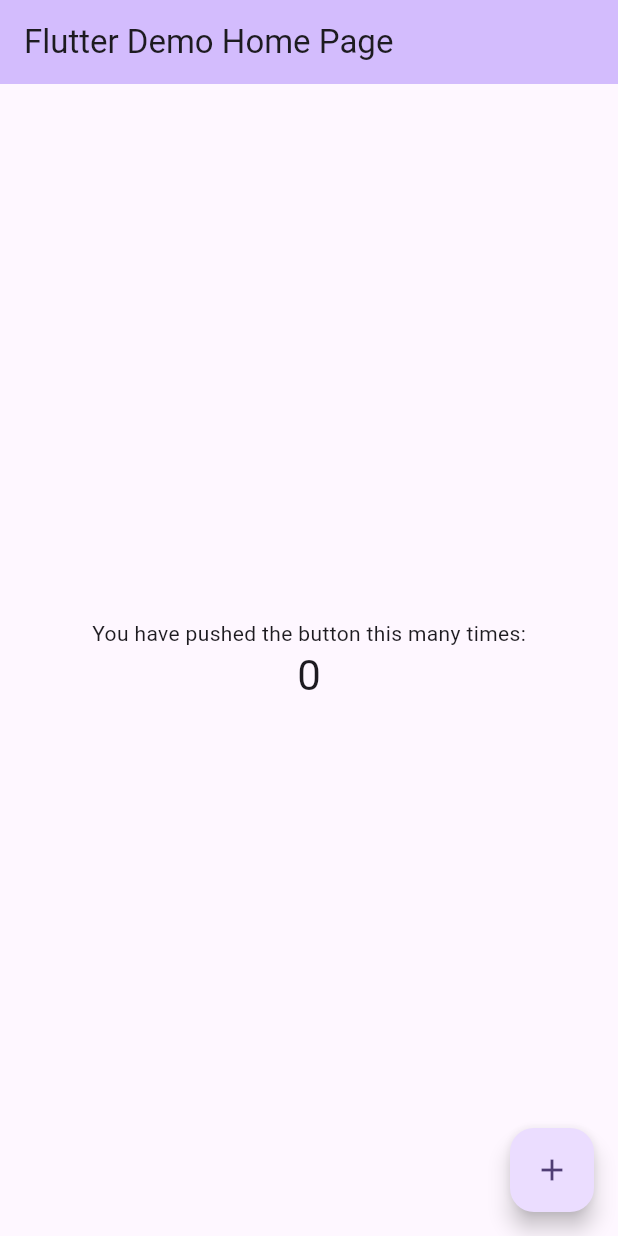
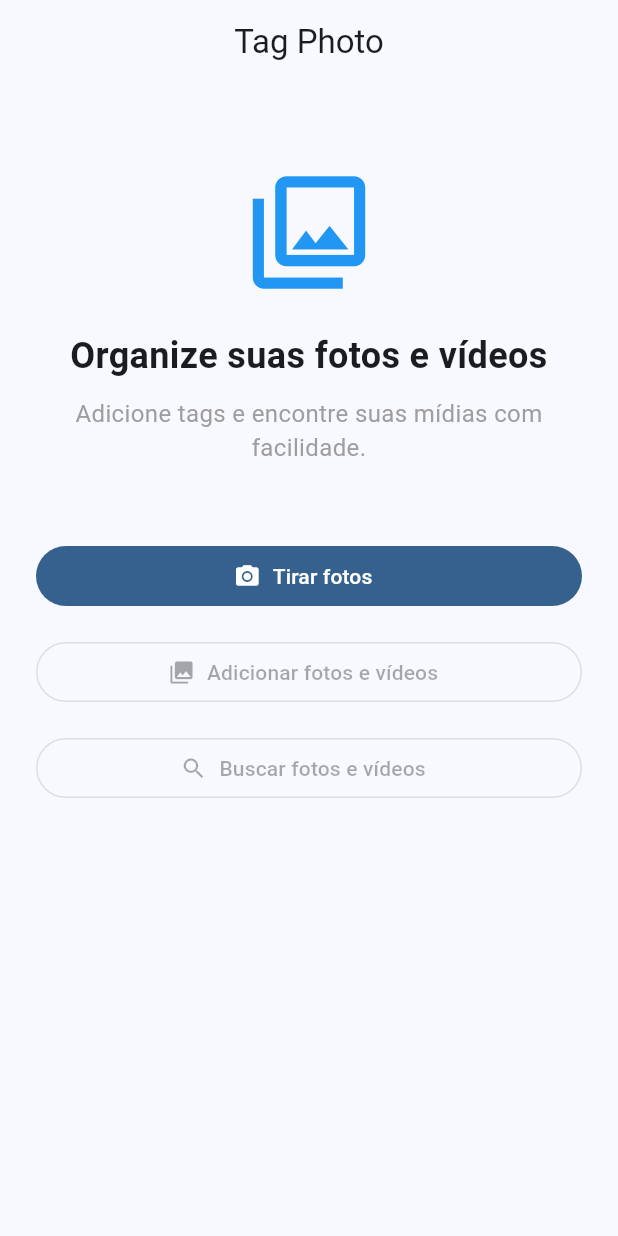
Before and after one commit to christian-marques/tag_photo, a Flutter app: the screen it shows after launch, on a phone screen of 412 x 824 dp. Run offline on Flutter 3.47's test engine with Material 3 defaults, Android fonts, the phone set to English and light mode, and no system bars; our stand-ins replace camera.

Commit message:
Tela de foto inicial
Somente tela para tirar foto com um preview (sem poder abrir de novo)

```diff
--- a/lib/main.dart
+++ b/lib/main.dart
@@ -1,122 +1,121 @@
+
 import 'package:flutter/material.dart';
 
+import 'features/capture/camera_page.dart';
+
 void main() {
-  runApp(const MyApp());
+  WidgetsFlutterBinding.ensureInitialized();
+
+  runApp(const TagPhotoApp());
 }
 
-class MyApp extends StatelessWidget {
-  const MyApp({super.key});
+class TagPhotoApp extends StatelessWidget {
+  const TagPhotoApp({super.key});
 
-  // This widget is the root of your application.
   @override
   Widget build(BuildContext context) {
     return MaterialApp(
-      title: 'Flutter Demo',
+      title: 'Tag Photo',
+      debugShowCheckedModeBanner: false,
+
       theme: ThemeData(
-        // This is the theme of your application.
-        //
-        // TRY THIS: Try running your application with "flutter run". You'll see
-        // the application has a purple toolbar. Then, without quitting the app,
-        // try changing the seedColor in the colorScheme below to Colors.green
-        // and then invoke "hot reload" (save your changes or press the "hot
-        // reload" button in a Flutter-supported IDE, or press "r" if you used
-        // the command line to start the app).
-        //
-        // Notice that the counter didn't reset back to zero; the application
-        // state is not lost during the reload. To reset the state, use hot
-        // restart instead.
-        //
-        // This works for code too, not just values: Most code changes can be
-        // tested with just a hot reload.
-        colorScheme: .fromSeed(seedColor: Colors.deepPurple),
+        colorScheme: ColorScheme.fromSeed(
+          seedColor: Colors.blue,
+        ),
+        useMaterial3: true,
       ),
-      home: const MyHomePage(title: 'Flutter Demo Home Page'),
+
+      home: const HomePage(),
     );
   }
 }
 
-class MyHomePage extends StatefulWidget {
-  const MyHomePage({super.key, required this.title});
-
-  // This widget is the home page of your application. It is stateful, meaning
-  // that it has a State object (defined below) that contains fields that affect
-  // how it looks.
-
-  // This class is the configuration for the state. It holds the values (in this
-  // case the title) provided by the parent (in this case the App widget) and
-  // used by the build method of the State. Fields in a Widget subclass are
-  // always marked "final".
-
-  final String title;
-
-  @override
-  State<MyHomePage> createState() => _MyHomePageState();
-}
-
-class _MyHomePageState extends State<MyHomePage> {
-  int _counter = 0;
-
-  void _incrementCounter() {
-    setState(() {
-      // This call to setState tells the Flutter framework that something has
-      // changed in this State, which causes it to rerun the build method below
-      // so that the display can reflect the updated values. If we changed
-      // _counter without calling setState(), then the build method would not be
-      // called again, and so nothing would appear to happen.
-      _counter++;
-    });
-  }
+class HomePage extends StatelessWidget {
+  const HomePage({super.key});
 
   @override
   Widget build(BuildContext context) {
-    // This method is rerun every time setState is called, for instance as done
-    // by the _incrementCounter method above.
-    //
-    // The Flutter framework has been optimized to make rerunning build methods
-    // fast, so that you can just rebuild anything that needs updating rather
-    // than having to individually change instances of widgets.
     return Scaffold(
       appBar: AppBar(
-        // TRY THIS: Try changing the color here to a specific color (to
-        // Colors.amber, perhaps?) and trigger a hot reload to see the AppBar
-        // change color while the other colors stay the same.
-        backgroundColor: Theme.of(context).colorScheme.inversePrimary,
-        // Here we take the value from the MyHomePage object that was created by
-        // the App.build method, and use it to set our appbar title.
-        title: Text(widget.title),
+        title: const Text('Tag Photo'),
+        centerTitle: true,
       ),
-      body: Center(
-        // Center is a layout widget. It takes a single child and positions it
-        // in the middle of the parent.
+
+      body: Padding(
+        padding: const EdgeInsets.all(24),
         child: Column(
-          // Column is also a layout widget. It takes a list of children and
-          // arranges them vertically. By default, it sizes itself to fit its
-          // children horizontally, and tries to be as tall as its parent.
-          //
-          // Column has various properties to control how it sizes itself and
-          // how it positions its children. Here we use mainAxisAlignment to
-          // center the children vertically; the main axis here is the vertical
-          // axis because Columns are vertical (the cross axis would be
-          // horizontal).
-          //
-          // TRY THIS: Invoke "debug painting" (choose the "Toggle Debug Paint"
-          // action in the IDE, or press "p" in the console), to see the
-          // wireframe for each widget.
-          mainAxisAlignment: .center,
+          crossAxisAlignment: CrossAxisAlignment.stretch,
           children: [
-            const Text('You have pushed the button this many times:'),
-            Text(
-              '$_counter',
-              style: Theme.of(context).textTheme.headlineMedium,
+            const SizedBox(height: 30),
+
+            const Icon(
+              Icons.photo_library_outlined,
+              size: 90,
+              color: Colors.blue,
+            ),
+
+            const SizedBox(height: 20),
+
+            const Text(
+              'Organize suas fotos e vídeos',
+              textAlign: TextAlign.center,
+              style: TextStyle(
+                fontSize: 24,
+                fontWeight: FontWeight.bold,
+              ),
+            ),
+
+            const SizedBox(height: 10),
+
+            const Text(
+              'Adicione tags e encontre suas mídias '
+              'com facilidade.',
+              textAlign: TextAlign.center,
+              style: TextStyle(
+                fontSize: 16,
+                color: Colors.grey,
+              ),
+            ),
+
+            const SizedBox(height: 50),
+
+            // ABRIR CÂMERA
+
+            FilledButton.icon(
+              onPressed: () {
+                Navigator.push(
+                  context,
+                  MaterialPageRoute(
+                    builder: (context) => const CameraPage(),
+                  ),
+                );
+              },
+              icon: const Icon(Icons.camera_alt),
+              label: const Text('Tirar fotos'),
+            ),
+
+            const SizedBox(height: 16),
+
+            // IMPORTAR DA GALERIA
+
+            OutlinedButton.icon(
+              onPressed: null,
+              icon: const Icon(Icons.photo_library),
+              label: const Text('Adicionar fotos e vídeos'),
+            ),
+
+            const SizedBox(height: 16),
+
+            // BUSCAR MÍDIAS
+
+            OutlinedButton.icon(
+              onPressed: null,
+              icon: const Icon(Icons.search),
+              label: const Text('Buscar fotos e vídeos'),
             ),
           ],
         ),
       ),
-      floatingActionButton: FloatingActionButton(
-        onPressed: _incrementCounter,
-        tooltip: 'Increment',
-        child: const Icon(Icons.add),
-      ),
     );
   }
 }
--- a/pubspec.yaml
+++ b/pubspec.yaml
@@ -34,6 +34,7 @@ dependencies:
   # The following adds the Cupertino Icons font to your application.
   # Use with the CupertinoIcons class for iOS style icons.
   cupertino_icons: ^1.0.8
+  camera: ^0.12.1
 
 dev_dependencies:
   flutter_test:
```
Also changed, not shown: lib/features/capture/camera_page.dart (added, +193 -0 lines), pubspec.lock, 104 other files.
